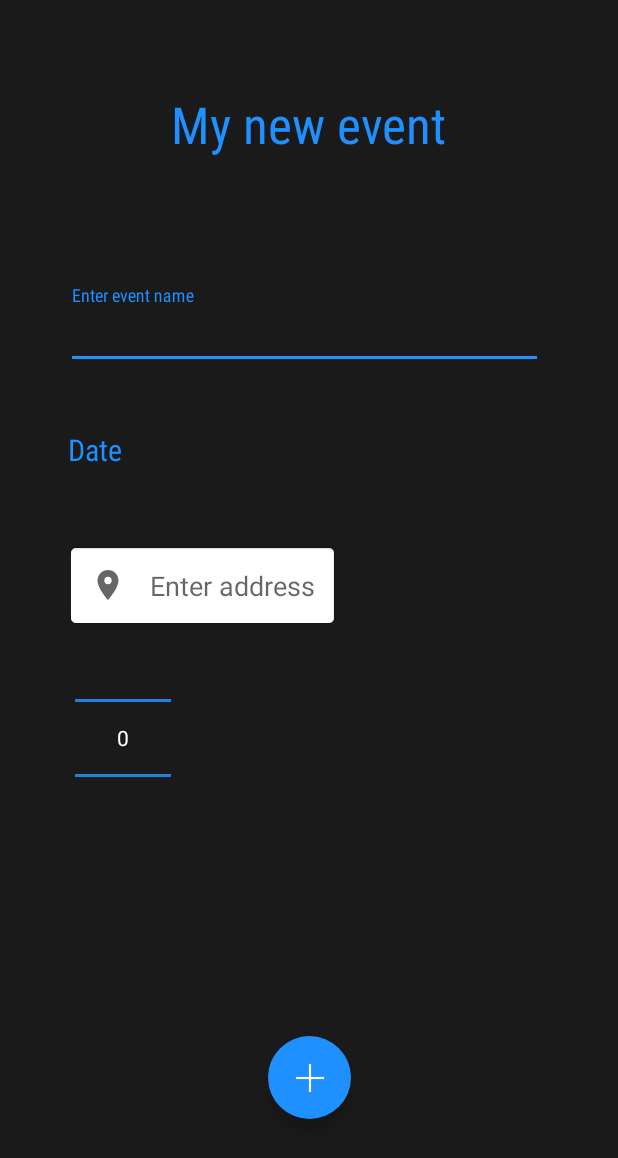
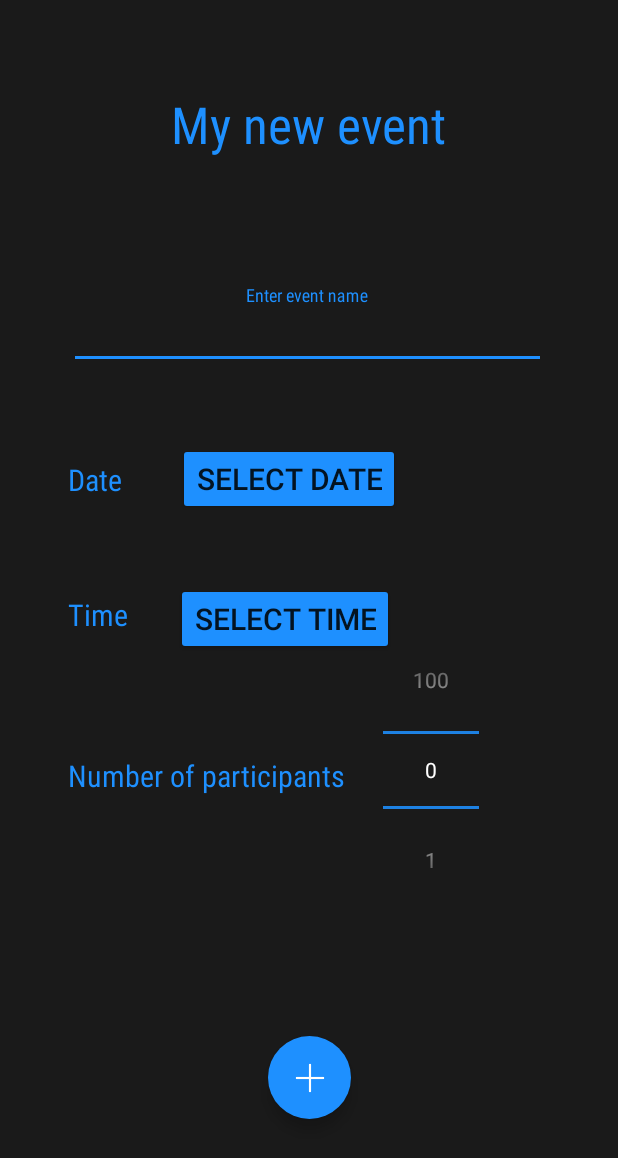
Before and after one commit to Nathan-Te/PlanningEvent, an Android app: the EventAdder screen opened directly, with no data from a screen before it, on a phone screen of 412 x 824 dp. Shown: the top 1158 px of the screen. Run offline under Robolectric (Android 15) with nearby library versions, the phone set to English and light mode, and no system bars; our stand-ins replace Firebase (no records; nobody signed in at launch, a user with empty details on screens opened directly).

Commit message:
Ajout timePicker

```diff
--- a/app/build.gradle
+++ b/app/build.gradle
@@ -39,7 +39,6 @@ dependencies {
 
     //noinspection GradleCompatible
     implementation 'com.android.support:recyclerview-v7:28.0.0'
-    implementation 'com.google.android.libraries.places:places:2.5.0'
     implementation 'androidx.appcompat:appcompat:1.4.1'
     implementation 'com.google.android.material:material:1.4.0'
     implementation 'androidx.constraintlayout:constraintlayout:2.1.2'
--- a/app/src/main/java/com/example/planningevent/EventAdder.java
+++ b/app/src/main/java/com/example/planningevent/EventAdder.java
@@ -1,76 +1,70 @@
 package com.example.planningevent;
 
-import androidx.annotation.Nullable;
 import androidx.appcompat.app.AppCompatActivity;
-
 import android.app.DatePickerDialog;
+import android.app.TimePickerDialog;
 import android.content.Intent;
 import android.os.Bundle;
 import android.view.View;
+import android.widget.Button;
 import android.widget.DatePicker;
-import android.widget.EditText;
-import android.widget.TextView;
-import android.widget.Toast;
+import android.widget.NumberPicker;
+import android.widget.TimePicker;
 
-
-import com.google.android.gms.common.api.Status;
-import com.google.android.libraries.places.api.Places;
-import com.google.android.libraries.places.api.model.Place;
-import com.google.android.libraries.places.widget.Autocomplete;
-import com.google.android.libraries.places.widget.AutocompleteActivity;
-import com.google.android.libraries.places.widget.model.AutocompleteActivityMode;
 import com.google.android.material.floatingactionbutton.FloatingActionButton;
 import com.google.android.material.textfield.TextInputEditText;
 import com.google.firebase.database.DatabaseReference;
 import com.google.firebase.database.FirebaseDatabase;
 
-import java.util.Arrays;
 import java.util.Calendar;
-import java.util.List;
+import java.util.Locale;
 
 public class EventAdder extends AppCompatActivity {
 
-    // Initialize variables
-    EditText dateFrom;
-    EditText dateTo;
-    EditText editText;
-    TextView textView1, textView2;
     TextInputEditText eventName;
-    DatePickerDialog.OnDateSetListener setListenerDateFrom, setListenerDateTo;
-    // AwesomeValidation validation;
-
-    Evenement event;
-    DatabaseHandler db = new DatabaseHandler(this);
+    DatePickerDialog.OnDateSetListener setListenerDateFrom;
+    NumberPicker nbParticipantsPicker;
+    Button timeButton, dateButton;
+    int hour, minute;
 
     @Override
     protected void onCreate(Bundle savedInstanceState) {
-
         super.onCreate(savedInstanceState);
         setContentView(R.layout.activity_event_adder);
 
-
+        /*
+            Time
+         */
+        timeButton = findViewById(R.id.timeButton);
 
         /*
-            CALENDARS
+            Number of participants
          */
-        dateFrom = findViewById(R.id.inputDateFrom);
-        dateTo = findViewById(R.id.inputDateTo);
+        nbParticipantsPicker = findViewById(R.id.numberPicker);
+        nbParticipantsPicker.setMinValue(0);
+        nbParticipantsPicker.setMaxValue(100);
+        // Note pour récupérer valeur : nbParticipantsPicker.getValue();
+
+        /*
+            Date
+         */
+        dateButton = findViewById(R.id.btnDate);
 
         Calendar calendar = Calendar.getInstance();
         final int year = calendar.get(Calendar.YEAR);
         final int month = calendar.get(Calendar.MONTH);
         final int day = calendar.get(Calendar.DAY_OF_MONTH);
 
-        dateFrom.setOnClickListener(new View.OnClickListener() {
+        dateButton.setOnClickListener(new View.OnClickListener() {
             @Override
             public void onClick(View view) {
                 DatePickerDialog datePickerDialog = new DatePickerDialog(
                         EventAdder.this, new DatePickerDialog.OnDateSetListener() {
                     @Override
                     public void onDateSet(DatePicker datePicker, int year, int month, int day) {
-                        month = month+1;
-                        String date = day+"/"+month+"/"+year;
-                        dateFrom.setText(date);
+                        month = month + 1;
+                        String date = day + "/" + month + "/" + year;
+                        dateButton.setText(date);
                     }
                 }, year, month, day);
                 datePickerDialog.show();
@@ -80,31 +74,7 @@ public class EventAdder extends AppCompatActivity {
         setListenerDateFrom = new DatePickerDialog.OnDateSetListener() {
             @Override
             public void onDateSet(DatePicker datePicker, int year, int month, int day) {
-                month = month+1;
-                String date = day + "/" + month + "/" + year;
-            }
-        };
-
-        dateTo.setOnClickListener(new View.OnClickListener() {
-            @Override
-            public void onClick(View view) {
-                DatePickerDialog datePickerDialog = new DatePickerDialog(
-                        EventAdder.this, new DatePickerDialog.OnDateSetListener() {
-                    @Override
-                    public void onDateSet(DatePicker datePicker, int year, int month, int day) {
-                        month = month+1;
-                        String date = day+"/"+month+"/"+year;
-                        dateTo.setText(date);
-                    }
-                }, year, month, day);
-                datePickerDialog.show();
-            }
-        });
-
-        setListenerDateTo = new DatePickerDialog.OnDateSetListener() {
-            @Override
-            public void onDateSet(DatePicker datePicker, int year, int month, int day) {
-                month = month+1;
+                month = month + 1;
                 String date = day + "/" + month + "/" + year;
             }
         };
@@ -115,68 +85,36 @@ public class EventAdder extends AppCompatActivity {
         FloatingActionButton btnAddEvent2 = (FloatingActionButton) findViewById(R.id.btnAddEvent2);
         btnAddEvent2.setOnClickListener(new View.OnClickListener() {
             public void onClick(View v) {
-                // Initialize Validation style
-                // validation = new AwesomeValidation(ValidationStyle.BASIC);
-
+                // Pour tester l'ajout dans la database
                 FirebaseDatabase database = FirebaseDatabase.getInstance("https://planning-event-default-rtdb.europe-west1.firebasedatabase.app/");
                 DatabaseReference myRef = database.getReference("users");
                 Evenement eventPerso = new Evenement("Nathan");
                 myRef.child(String.valueOf(eventPerso.getId())).setValue(eventPerso);
 
                 eventName = findViewById(R.id.inputEventName);
-                // validation.addValidation(EventAdder.this,R.id.inputEventName,RegexTemplate.NOT_EMPTY,R.string.invalid_event_name);
 
                 Intent EventsManagerIntent = new Intent(EventAdder.this, EventsManager.class);
                 startActivity(EventsManagerIntent);
             }
         });
-
-        /*
-            ENTER THE ADDRESS
-         */
-
-        // Assign variable
-        editText = findViewById(R.id.edit_text);
-        textView1 = findViewById(R.id.text_view1);
-        textView2 = findViewById(R.id.text_view2);
-
-        // Initialize places
-        Places.initialize(getApplicationContext(),"AIzaSyBO8KyC65t07N5oqXsSWOYmMzRj5iHEBOA");
-
-        // Set EditText non focusable
-        editText.setFocusable(false);
-        editText.setOnClickListener(new View.OnClickListener() {
-            @Override
-            public void onClick(View view) {
-                // Initialize place field list
-                List<Place.Field> fieldList = Arrays.asList(Place.Field.ADDRESS,Place.Field.LAT_LNG,Place.Field.NAME);
-                // Create intent
-                Intent intent = new Autocomplete.IntentBuilder(AutocompleteActivityMode.OVERLAY, fieldList).build(EventAdder.this);
-                //Start activity result
-                startActivityForResult(intent,100); // deprecated ?
-            }
-        });
     }
 
-    @Override
-    protected void onActivityResult(int requestCode, int resultCode, @Nullable Intent data) {
-        super.onActivityResult(requestCode, resultCode, data);
-        if(requestCode == 100 && resultCode == RESULT_OK) {
-            // When success
-            // Initialize places
-            Place place = Autocomplete.getPlaceFromIntent(data);
-            // Set address on EditText
-            editText.setText(place.getAddress());
-            // Set locality name
-            textView1.setText(String.format("Locality Name : %s", place.getName()));
-            // Set latitude & longitude
-            textView2.setText(String.valueOf(place.getLatLng()));
-        } else if(resultCode == AutocompleteActivity.RESULT_ERROR) {
-            // When error
-            // Initialize status
-            Status status = Autocomplete.getStatusFromIntent(data);
-            // Display toast
-            Toast.makeText(getApplicationContext(),status.getStatusMessage(), Toast.LENGTH_SHORT).show();
-        }
+    /**
+     * popTimePicker
+     * @param view
+     */
+    public void popTimePicker(View view) {
+        TimePickerDialog.OnTimeSetListener onTimeSetListener = new TimePickerDialog.OnTimeSetListener() {
+            @Override
+            public void onTimeSet(TimePicker timePicker, int selectedHour, int selectedMinute) {
+                hour = selectedHour;
+                minute = selectedMinute;
+                timeButton.setText(String.format(Locale.getDefault(),"%02d:%02d",hour,minute));
+            }
+        };
+
+        TimePickerDialog timePickerDialog = new TimePickerDialog(this, onTimeSetListener, hour, minute, true);
+        timePickerDialog.setTitle("Select Time");
+        timePickerDialog.show();
     }
 }
--- a/app/src/main/java/com/example/planningevent/MainActivity.java
+++ b/app/src/main/java/com/example/planningevent/MainActivity.java
@@ -2,12 +2,9 @@ package com.example.planningevent;
 
 import androidx.appcompat.app.AppCompatActivity;
 import android.content.Intent;
-import android.graphics.Color;
-import android.util.Log;
 import android.widget.Button;
 import android.os.Bundle;
 import android.view.View;
-import android.widget.RelativeLayout;
 
 import com.example.planningevent.ui.login.LoginActivity;
 
@@ -34,6 +31,4 @@ public class MainActivity extends AppCompatActivity {
             }
         });
     }
-
-
 }
--- /dev/null
+++ b/app/src/main/res/drawable/ic_baseline_calendar_today_24.xml
@@ -0,0 +1,5 @@
+<vector android:height="24dp" android:tint="#426DEE"
+    android:viewportHeight="24" android:viewportWidth="24"
+    android:width="24dp" xmlns:android="http://schemas.android.com/apk/res/android">
+    <path android:fillColor="@android:color/white" android:pathData="M20,3h-1L19,1h-2v2L7,3L7,1L5,1v2L4,3c-1.1,0 -2,0.9 -2,2v16c0,1.1 0.9,2 2,2h16c1.1,0 2,-0.9 2,-2L22,5c0,-1.1 -0.9,-2 -2,-2zM20,21L4,21L4,8h16v13z"/>
+</vector>
--- /dev/null
+++ b/app/src/main/res/drawable/ic_baseline_star_border_24.xml
@@ -0,0 +1,5 @@
+<vector android:height="24dp" android:tint="#FFFFFF"
+    android:viewportHeight="24" android:viewportWidth="24"
+    android:width="24dp" xmlns:android="http://schemas.android.com/apk/res/android">
+    <path android:fillColor="@android:color/white" android:pathData="M22,9.24l-7.19,-0.62L12,2 9.19,8.63 2,9.24l5.46,4.73L5.82,21 12,17.27 18.18,21l-1.63,-7.03L22,9.24zM12,15.4l-3.76,2.27 1,-4.28 -3.32,-2.88 4.38,-0.38L12,6.1l1.71,4.04 4.38,0.38 -3.32,2.88 1,4.28L12,15.4z"/>
+</vector>
--- a/app/src/main/res/layout/activity_event_adder.xml
+++ b/app/src/main/res/layout/activity_event_adder.xml
@@ -45,10 +45,11 @@
         android:id="@+id/textInputEventName"
         android:layout_width="wrap_content"
         android:layout_height="wrap_content"
-        android:layout_marginStart="10dp"
+        android:layout_marginStart="14dp"
         android:layout_marginTop="40dp"
         android:layout_marginEnd="16dp"
         android:layout_marginBottom="400dp"
+        android:gravity="center"
         android:textColorHint="#FFFFFF"
         app:layout_constraintBottom_toTopOf="@+id/btnAddEvent2"
         app:layout_constraintEnd_toEndOf="parent"
@@ -59,42 +60,21 @@
             android:id="@+id/inputEventName"
             android:layout_width="318dp"
             android:layout_height="wrap_content"
+            android:backgroundTint="#1A1A1A"
+            android:fontFamily="sans-serif-condensed"
+            android:gravity="center"
             android:hint="Enter event name"
-            android:fontFamily="sans-serif-condensed"
-            android:textColor="#FFFFFF"
-            android:textColorHighlight="#1E90FF"
-            android:textColorLink="#1E90FF" />
-    </com.google.android.material.textfield.TextInputLayout>
-
-    <com.google.android.material.textfield.TextInputLayout
-        android:id="@+id/textInputDateBegin"
-        android:layout_width="wrap_content"
-        android:layout_height="wrap_content"
-        android:layout_marginStart="20dp"
-        android:layout_marginTop="100dp"
-        android:layout_marginBottom="400dp"
-        android:textColorHint="#FFFFFF"
-        app:layout_constraintBottom_toTopOf="@+id/btnAddEvent2"
-        app:layout_constraintStart_toEndOf="@+id/textFrom"
-        app:layout_constraintTop_toBottomOf="@id/textInputEventName">
-
-        <com.google.android.material.textfield.TextInputEditText
-            android:id="@+id/inputDateFrom"
-            android:layout_width="102dp"
-            android:layout_height="49dp"
-            android:fontFamily="sans-serif-condensed"
-            android:hint="Select date"
             android:textColor="#FFFFFF"
             android:textColorHighlight="#1E90FF"
             android:textColorLink="#1E90FF" />
     </com.google.android.material.textfield.TextInputLayout>
 
     <TextView
-        android:id="@+id/textFrom"
+        android:id="@+id/textDate"
         android:layout_width="wrap_content"
         android:layout_height="wrap_content"
         android:layout_marginStart="45dp"
-        android:layout_marginTop="40dp"
+        android:layout_marginTop="60dp"
         android:fontFamily="sans-serif-condensed"
         android:text="Date"
         android:textColor="#1E90FF"
@@ -102,57 +82,66 @@
         app:layout_constraintStart_toStartOf="parent"
         app:layout_constraintTop_toBottomOf="@id/textInputEventName" />
 
-    <EditText
-        android:id="@+id/edit_text"
+    <Button
+        android:id="@+id/btnDate"
         android:layout_width="wrap_content"
         android:layout_height="wrap_content"
-        android:layout_marginStart="44dp"
-        android:layout_marginTop="76dp"
-        android:background="@android:drawable/editbox_background"
-        android:drawableLeft="@drawable/ic_baseline_place_24"
-        android:drawablePadding="16sp"
-        android:gravity="center_vertical"
-        android:hint="Enter address"
-        android:padding="16sp"
-        app:layout_constraintStart_toStartOf="parent"
-        app:layout_constraintTop_toTopOf="@id/textFrom" />
+        android:layout_marginStart="37dp"
+        android:layout_marginTop="49dp"
+        android:backgroundTint="#1E90FF"
+        android:text="Select date"
+        android:textSize="20sp"
+        app:layout_constraintStart_toEndOf="@+id/textDate"
+        app:layout_constraintTop_toBottomOf="@+id/textInputEventName" />
 
     <TextView
-        android:id="@+id/text_view1"
+        android:id="@+id/textNbGuests"
         android:layout_width="wrap_content"
         android:layout_height="wrap_content"
-        android:layout_marginStart="40dp"
+        android:layout_marginStart="45dp"
         android:layout_marginTop="80dp"
-        android:fontFamily="monospace"
-        android:padding="12dp"
-        android:textColor="@color/purple_200"
+        android:fontFamily="sans-serif-condensed"
+        android:text="Number of participants"
+        android:textColor="#1E90FF"
+        android:textSize="20sp"
         app:layout_constraintStart_toStartOf="parent"
-        app:layout_constraintTop_toTopOf="@id/edit_text" />
-
-    <TextView
-        android:id="@+id/text_view2"
-        android:layout_width="wrap_content"
-        android:layout_height="wrap_content"
-        android:layout_marginStart="200dp"
-        android:layout_marginTop="80dp"
-        android:gravity="center"
-        android:padding="12dp"
-        android:textSize="24sp"
-        android:textStyle="bold"
-        app:layout_constraintStart_toStartOf="parent"
-        app:layout_constraintTop_toTopOf="@id/edit_text" />
+        app:layout_constraintTop_toBottomOf="@id/textTime" />
 
     <NumberPicker
         android:id="@+id/numberPicker"
         android:layout_width="wrap_content"
         android:layout_height="wrap_content"
-        android:layout_marginStart="50dp"
-        android:layout_marginTop="40dp"
-        app:layout_constraintStart_toStartOf="parent"
-        app:layout_constraintTop_toTopOf="@id/edit_text"
+        android:layout_marginStart="210dp"
+        android:layout_marginTop="80dp"
         android:textAlignment="center"
         android:theme="@style/AppTheme.Picker"
-        />
+        app:layout_constraintStart_toStartOf="@id/textNbGuests"
+        app:layout_constraintTop_toBottomOf="@id/btnDate" />
 
+    <TextView
+        android:id="@+id/textTime"
+        android:layout_width="wrap_content"
+        android:layout_height="wrap_content"
+        android:layout_marginStart="45dp"
+        android:layout_marginTop="90dp"
+        android:fontFamily="sans-serif-condensed"
+        android:text="Time"
+        android:textColor="#1E90FF"
+        android:textSize="20sp"
+        app:layout_constraintStart_toStartOf="parent"
+        app:layout_constraintTop_toTopOf="@id/textDate" />
+
+    <Button
+        android:id="@+id/timeButton"
+        android:layout_width="wrap_content"
+        android:layout_height="wrap_content"
+        android:layout_marginStart="32dp"
+        android:layout_marginTop="45dp"
+        android:backgroundTint="#1E90FF"
+        android:onClick="popTimePicker"
+        android:text="Select time"
+        android:textSize="20sp"
+        app:layout_constraintStart_toEndOf="@+id/textTime"
+        app:layout_constraintTop_toBottomOf="@id/btnDate" />
 
 </androidx.constraintlayout.widget.ConstraintLayout>
--- a/app/src/main/res/layout/activity_events_manager.xml
+++ b/app/src/main/res/layout/activity_events_manager.xml
@@ -18,7 +18,7 @@
         android:fontFamily="sans-serif-condensed"
         android:text="My events"
         android:textAppearance="@style/TextAppearance.AppCompat.Display1"
-        android:textColor="@color/purple_700"
+        android:textColor="#1E90FF"
         app:layout_constraintBottom_toTopOf="@id/btnAddEvent"
         app:layout_constraintEnd_toEndOf="parent"
         app:layout_constraintStart_toStartOf="parent"
@@ -29,11 +29,11 @@
         android:id="@+id/rv"
         android:layout_width="match_parent"
         android:layout_height="match_parent"
-        android:layout_marginTop="90dp"
+        android:layout_marginTop="120dp"
         android:layout_marginBottom="100dp"
-        android:clickable="true"
         android:background="#1A1A1A"
         android:backgroundTint="#1A1A1A"
+        android:clickable="true"
         app:backgroundTint="#1A1A1A"
         app:layout_constraintBottom_toBottomOf="@id/btnAddEvent"
         app:layout_constraintEnd_toEndOf="@id/monTitre"
--- a/app/src/main/res/values/themes.xml
+++ b/app/src/main/res/values/themes.xml
@@ -20,5 +20,4 @@
         <item name="colorControlNormal">#1E90FF</item>
     </style>
 
-
 </resources>
```
Also changed, not shown: app/src/main/java/com/example/planningevent/EventsManager.java (+3 -16 lines), app/src/main/java/com/example/planningevent/MyAdapter.java (+67 -6 lines), app/src/main/java/com/example/planningevent/MyViewHolder.java (deleted, +0 -18 lines), app/src/main/java/com/example/planningevent/TestSwipe.java (+0 -51 lines), app/src/main/res/layout/swipe_layout.xml (+4 -5 lines).
